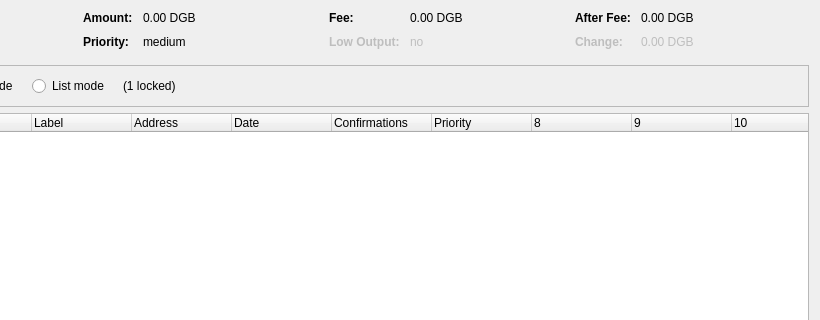
Before: the Qt Designer form src/qt/forms/coincontroldialog.ui in bryceweiner/nautiluscoin, drawn with Qt 5; both pictures show x 180 to 1000 and y 0 to 320 of the 1000 by 500 pixel window.
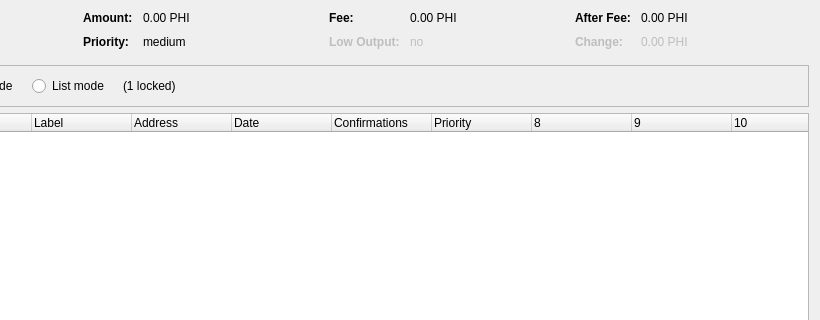
After: the same form once the commit is applied. Custom widgets are drawn as their Qt base class.

Diff of the .ui file:
```diff
--- a/src/qt/forms/coincontroldialog.ui
+++ b/src/qt/forms/coincontroldialog.ui
@@ -132,7 +132,7 @@
           <enum>Qt::ActionsContextMenu</enum>
          </property>
          <property name="text">
-          <string notr="true">0.00 DGB</string>
+          <string notr="true">0.00 PHI</string>
          </property>
          <property name="textInteractionFlags">
           <set>Qt::LinksAccessibleByMouse|Qt::TextSelectableByKeyboard|Qt::TextSelectableByMouse</set>
@@ -206,7 +206,7 @@
           <enum>Qt::ActionsContextMenu</enum>
          </property>
          <property name="text">
-          <string notr="true">0.00 DGB</string>
+          <string notr="true">0.00 PHI</string>
          </property>
          <property name="textInteractionFlags">
           <set>Qt::LinksAccessibleByMouse|Qt::TextSelectableByKeyboard|Qt::TextSelectableByMouse</set>
@@ -286,7 +286,7 @@
           <enum>Qt::ActionsContextMenu</enum>
          </property>
          <property name="text">
-          <string notr="true">0.00 DGB</string>
+          <string notr="true">0.00 PHI</string>
          </property>
          <property name="textInteractionFlags">
           <set>Qt::LinksAccessibleByMouse|Qt::TextSelectableByKeyboard|Qt::TextSelectableByMouse</set>
@@ -321,7 +321,7 @@
           <enum>Qt::ActionsContextMenu</enum>
          </property>
          <property name="text">
-          <string notr="true">0.00 DGB</string>
+          <string notr="true">0.00 PHI</string>
          </property>
          <property name="textInteractionFlags">
           <set>Qt::LinksAccessibleByMouse|Qt::TextSelectableByKeyboard|Qt::TextSelectableByMouse</set>
```
